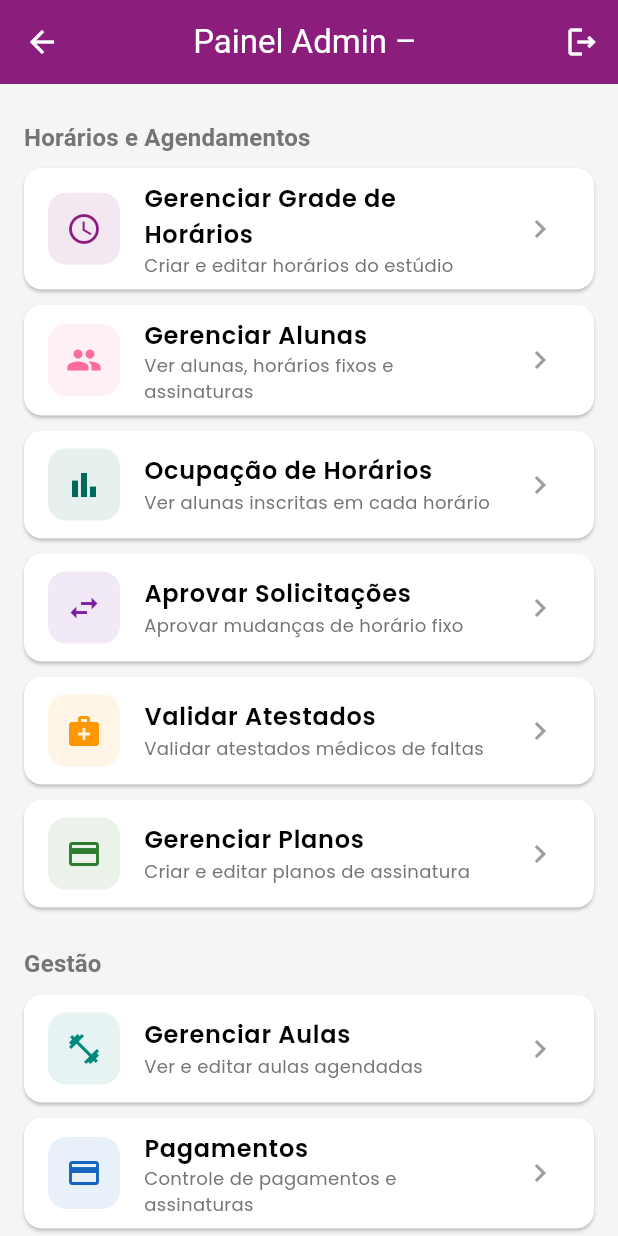
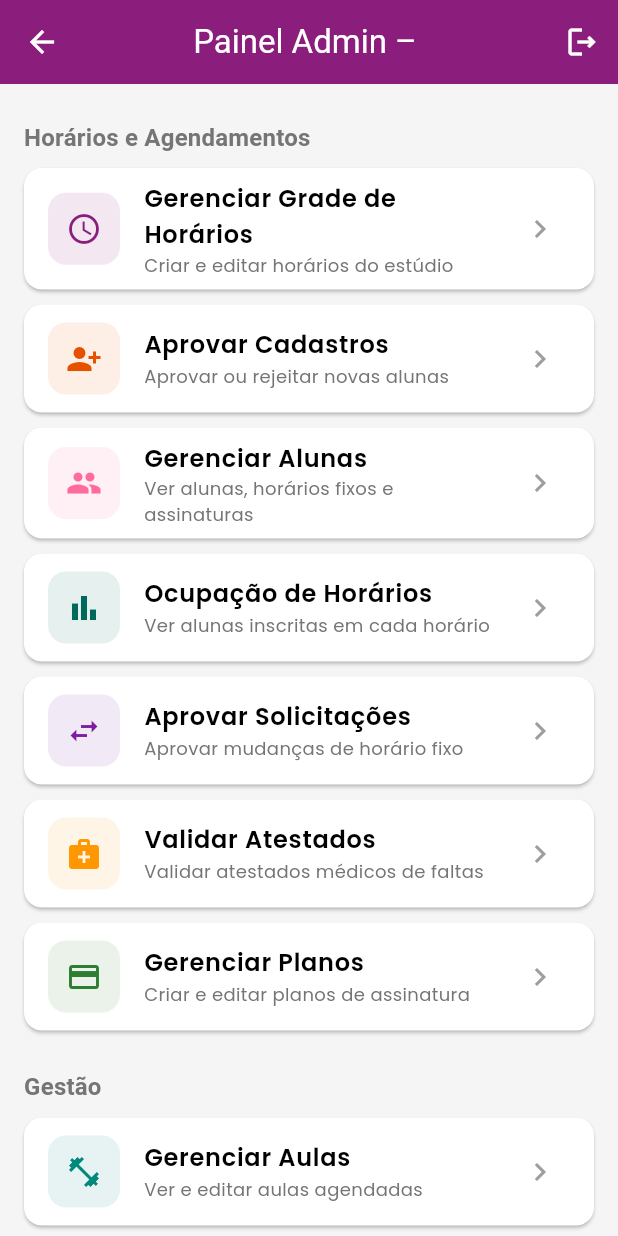
Before and after one commit to JorgeHenrie/app_pole_fenix, a Flutter app: the HomeAdminScreen screen opened by its route, on a phone screen of 412 x 824 dp. Run offline on Flutter 3.47's test engine with Material 3 defaults, Android fonts, the phone set to English and light mode, and no system bars; our stand-ins replace cloud_firestore, firebase_auth, firebase_core, firebase_messaging, firebase_storage, google_fonts and 1 more; accounts and stored records are empty; network calls fail.

Commit message:
Implement registration approval system and fix student management screen
Co-authored-by: JorgeHenrie <49873847+JorgeHenrie@users.noreply.github.com>
Agent-Logs-Url: https://github.com/JorgeHenrie/app_pole_fenix/sessions/14e2f88e-fc18-4ace-aa03-4fcb7957b74f

```diff
--- a/lib/app.dart
+++ b/lib/app.dart
@@ -7,6 +7,7 @@ import 'screens/splash/splash_screen.dart';
 import 'screens/auth/login_screen.dart';
 import 'screens/auth/cadastro_screen.dart';
 import 'screens/auth/recuperar_senha_screen.dart';
+import 'screens/auth/aguardando_aprovacao_screen.dart';
 import 'screens/aluna/home_aluna_screen.dart';
 import 'screens/aluna/agendar_aula_screen.dart';
 import 'screens/aluna/minhas_aulas_screen.dart';
@@ -29,6 +30,7 @@ import 'screens/admin/aprovar_solicitacoes_screen.dart';
 import 'screens/admin/validar_atestados_screen.dart';
 import 'screens/admin/visualizar_ocupacao_screen.dart';
 import 'screens/admin/gerenciar_planos_screen.dart';
+import 'screens/admin/aprovar_cadastros_screen.dart';
 
 class App extends StatelessWidget {
   const App({super.key});
@@ -45,6 +47,8 @@ class App extends StatelessWidget {
         Routes.login: (context) => const LoginScreen(),
         Routes.cadastro: (context) => const CadastroScreen(),
         Routes.recuperarSenha: (context) => const RecuperarSenhaScreen(),
+        Routes.aguardandoAprovacao: (context) =>
+            const AguardandoAprovacaoScreen(),
         Routes.homeAluna: (context) => const HomeAlunaScreen(),
         Routes.agendarAula: (context) => const AgendarAulaScreen(),
         Routes.minhasAulas: (context) => const MinhasAulasScreen(),
@@ -89,6 +93,7 @@ class App extends StatelessWidget {
         Routes.visualizarOcupacao: (context) =>
             const VisualizarOcupacaoScreen(),
         Routes.gerenciarPlanos: (context) => const GerenciarPlanosScreen(),
+        Routes.aprovarCadastros: (context) => const AprovarCadastrosScreen(),
       },
     );
   }
--- a/lib/core/constants/routes.dart
+++ b/lib/core/constants/routes.dart
@@ -3,6 +3,7 @@ class Routes {
   static const String login = '/login';
   static const String cadastro = '/cadastro';
   static const String recuperarSenha = '/recuperar-senha';
+  static const String aguardandoAprovacao = '/aguardando-aprovacao';
   static const String homeAluna = '/home-aluna';
   static const String homeAdmin = '/home-admin';
   static const String agendarAula = '/agendar-aula';
@@ -18,6 +19,7 @@ class Routes {
   static const String meusHorarios = '/meus-horarios';
   static const String minhasReposicoes = '/minhas-reposicoes';
   static const String aprovarSolicitacoes = '/aprovar-solicitacoes';
+  static const String aprovarCadastros = '/admin/aprovar-cadastros';
   static const String validarAtestados = '/validar-atestados';
 
   // Contratação de plano
--- a/lib/models/usuario.dart
+++ b/lib/models/usuario.dart
@@ -12,6 +12,12 @@ class Usuario {
   final String? fotoUrl;
   final DateTime? atualizadoEm;
 
+  // Campos de aprovação de cadastro
+  final String statusCadastro; // 'pendente', 'aprovado', 'rejeitado'
+  final DateTime? dataAprovacao;
+  final String? aprovadoPor; // ID do admin que aprovou/rejeitou
+  final String? motivoRejeicao;
+
   const Usuario({
     required this.id,
     required this.nome,
@@ -22,6 +28,10 @@ class Usuario {
     this.ativo = true,
     this.fotoUrl,
     this.atualizadoEm,
+    this.statusCadastro = 'aprovado',
+    this.dataAprovacao,
+    this.aprovadoPor,
+    this.motivoRejeicao,
   });
 
   factory Usuario.fromMap(Map<String, dynamic> mapa, String id) {
@@ -29,6 +39,13 @@ class Usuario {
       if (valor is Timestamp) return valor.toDate();
       if (valor is String) return DateTime.parse(valor);
       return DateTime.now();
+    }
+
+    DateTime? _parseDateTimeOptional(dynamic valor) {
+      if (valor == null) return null;
+      if (valor is Timestamp) return valor.toDate();
+      if (valor is String) return DateTime.parse(valor);
+      return null;
     }
 
     return Usuario(
@@ -43,9 +60,12 @@ class Usuario {
           _parseDateTime(mapa['dataCadastro'] ?? mapa['criadoEm']),
       ativo: mapa['ativo'] as bool? ?? true,
       fotoUrl: mapa['fotoUrl'] as String?,
-      atualizadoEm: mapa['atualizadoEm'] != null
-          ? _parseDateTime(mapa['atualizadoEm'])
-          : null,
+      atualizadoEm: _parseDateTimeOptional(mapa['atualizadoEm']),
+      // Defaults to 'aprovado' for backward compatibility with existing users
+      statusCadastro: mapa['statusCadastro'] as String? ?? 'aprovado',
+      dataAprovacao: _parseDateTimeOptional(mapa['dataAprovacao']),
+      aprovadoPor: mapa['aprovadoPor'] as String?,
+      motivoRejeicao: mapa['motivoRejeicao'] as String?,
     );
   }
 
@@ -64,6 +84,10 @@ class Usuario {
       'ativo': ativo,
       'fotoUrl': fotoUrl,
       'atualizadoEm': atualizadoEm?.toIso8601String(),
+      'statusCadastro': statusCadastro,
+      'dataAprovacao': dataAprovacao?.toIso8601String(),
+      'aprovadoPor': aprovadoPor,
+      'motivoRejeicao': motivoRejeicao,
     };
   }
 
@@ -75,6 +99,10 @@ class Usuario {
     bool? ativo,
     String? fotoUrl,
     DateTime? atualizadoEm,
+    String? statusCadastro,
+    DateTime? dataAprovacao,
+    String? aprovadoPor,
+    String? motivoRejeicao,
   }) {
     return Usuario(
       id: id,
@@ -86,6 +114,10 @@ class Usuario {
       ativo: ativo ?? this.ativo,
       fotoUrl: fotoUrl ?? this.fotoUrl,
       atualizadoEm: atualizadoEm ?? this.atualizadoEm,
+      statusCadastro: statusCadastro ?? this.statusCadastro,
+      dataAprovacao: dataAprovacao ?? this.dataAprovacao,
+      aprovadoPor: aprovadoPor ?? this.aprovadoPor,
+      motivoRejeicao: motivoRejeicao ?? this.motivoRejeicao,
     );
   }
 }
--- a/lib/screens/admin/home_admin_screen.dart
+++ b/lib/screens/admin/home_admin_screen.dart
@@ -4,10 +4,34 @@ import 'package:provider/provider.dart';
 import '../../core/constants/routes.dart';
 import '../../core/theme/app_colors.dart';
 import '../../providers/auth_provider.dart';
+import '../../repositories/usuario_repository.dart';
 
 /// Tela inicial do administrador.
-class HomeAdminScreen extends StatelessWidget {
+class HomeAdminScreen extends StatefulWidget {
   const HomeAdminScreen({super.key});
+
+  @override
+  State<HomeAdminScreen> createState() => _HomeAdminScreenState();
+}
+
+class _HomeAdminScreenState extends State<HomeAdminScreen> {
+  final UsuarioRepository _usuarioRepo = UsuarioRepository();
+  int _pendentesCount = 0;
+
+  @override
+  void initState() {
+    super.initState();
+    _carregarPendentes();
+  }
+
+  Future<void> _carregarPendentes() async {
+    try {
+      final pendentes = await _usuarioRepo.buscarPendentes();
+      if (mounted) {
+        setState(() => _pendentesCount = pendentes.length);
+      }
+    } catch (_) {}
+  }
 
   @override
   Widget build(BuildContext context) {
@@ -42,6 +66,15 @@ class HomeAdminScreen extends StatelessWidget {
             subtitle: 'Criar e editar horários do estúdio',
             color: AppColors.primary,
             rota: Routes.gerenciarHorarios,
+          ),
+          _buildMenuCardComBadge(
+            context,
+            icon: Icons.person_add_alt_1,
+            title: 'Aprovar Cadastros',
+            subtitle: 'Aprovar ou rejeitar novas alunas',
+            color: const Color(0xFFE65100),
+            rota: Routes.aprovarCadastros,
+            badge: _pendentesCount,
           ),
           _buildMenuCard(
             context,
@@ -135,11 +168,37 @@ class HomeAdminScreen extends StatelessWidget {
     required Color color,
     required String rota,
   }) {
+    return _buildMenuCardComBadge(
+      context,
+      icon: icon,
+      title: title,
+      subtitle: subtitle,
+      color: color,
+      rota: rota,
+      badge: 0,
+    );
+  }
+
+  Widget _buildMenuCardComBadge(
+    BuildContext context, {
+    required IconData icon,
+    required String title,
+    required String subtitle,
+    required Color color,
+    required String rota,
+    required int badge,
+  }) {
     return Card(
       margin: const EdgeInsets.only(bottom: 10),
       shape: RoundedRectangleBorder(borderRadius: BorderRadius.circular(12)),
       child: ListTile(
-        onTap: () => Navigator.pushNamed(context, rota),
+        onTap: () async {
+          await Navigator.pushNamed(context, rota);
+          // Atualiza o contador ao voltar da tela de aprovações
+          if (rota == Routes.aprovarCadastros) {
+            _carregarPendentes();
+          }
+        },
         leading: Container(
           width: 48,
           height: 48,
@@ -149,10 +208,35 @@ class HomeAdminScreen extends StatelessWidget {
           ),
           child: Icon(icon, color: color),
         ),
-        title: Text(title, style: const TextStyle(fontWeight: FontWeight.w600)),
+        title: Text(title,
+            style: const TextStyle(fontWeight: FontWeight.w600)),
         subtitle: Text(subtitle,
-            style: const TextStyle(fontSize: 12, color: AppColors.textSecondary)),
-        trailing: const Icon(Icons.chevron_right, color: AppColors.grey),
+            style: const TextStyle(
+                fontSize: 12, color: AppColors.textSecondary)),
+        trailing: Row(
+          mainAxisSize: MainAxisSize.min,
+          children: [
+            if (badge > 0)
+              Container(
+                margin: const EdgeInsets.only(right: 8),
+                padding: const EdgeInsets.symmetric(
+                    horizontal: 8, vertical: 2),
+                decoration: BoxDecoration(
+                  color: AppColors.error,
+                  borderRadius: BorderRadius.circular(12),
+                ),
+                child: Text(
+                  '$badge',
+                  style: const TextStyle(
+                    color: Colors.white,
+                    fontSize: 12,
+                    fontWeight: FontWeight.bold,
+                  ),
+                ),
+              ),
+            const Icon(Icons.chevron_right, color: AppColors.grey),
+          ],
+        ),
       ),
     );
   }
```
Also changed, not shown: lib/providers/auth_provider.dart (+10 -0 lines), lib/repositories/usuario_repository.dart (+38 -0 lines), lib/screens/admin/aprovar_cadastros_screen.dart (added, +360 -0 lines), lib/screens/admin/gerenciar_alunas_screen.dart (+5 -2 lines), lib/screens/auth/aguardando_aprovacao_screen.dart (added, +111 -0 lines), lib/screens/auth/cadastro_screen.dart (+9 -4 lines), lib/screens/auth/login_screen.dart (+27 -4 lines), lib/screens/splash/splash_screen.dart (+14 -4 lines).
